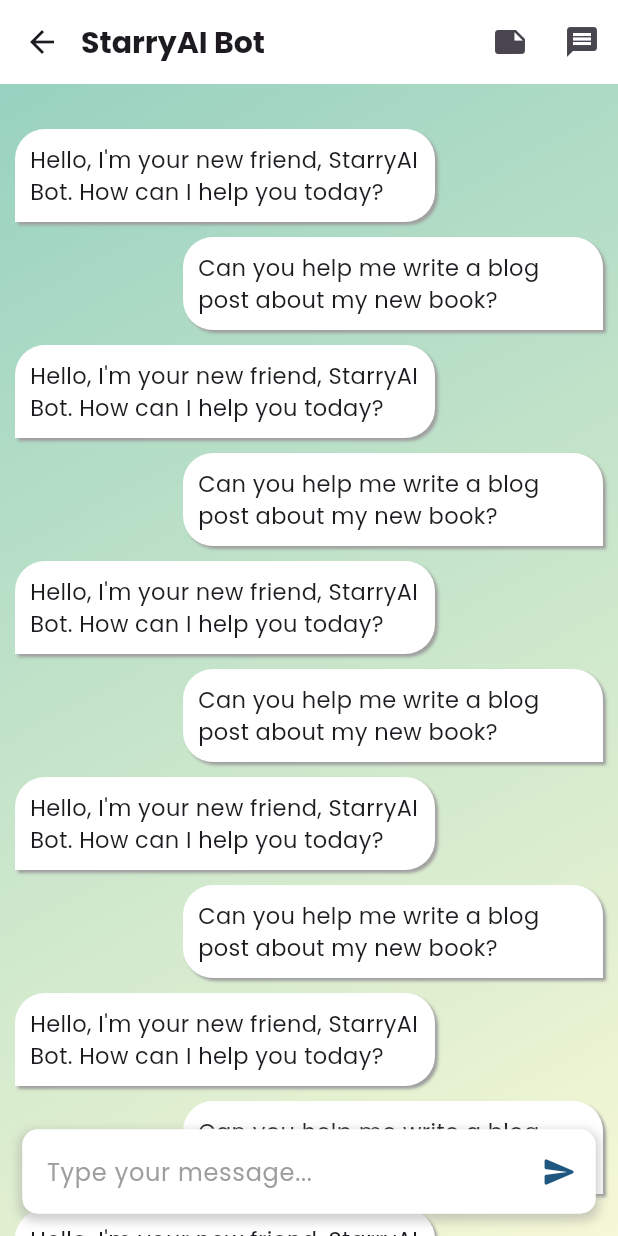
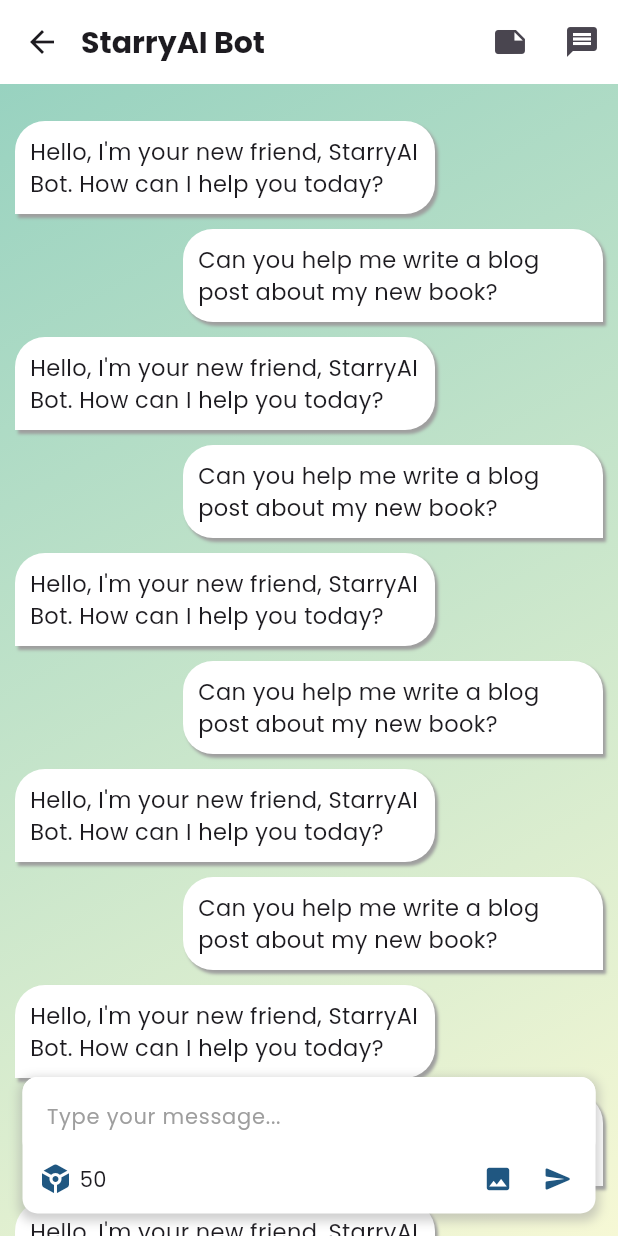
Before and after one commit to TrinhLongVu/OmniChat, a Flutter app: the ConversationScreen screen opened by its route, on a phone screen of 412 x 824 dp. Run offline on Flutter 3.47's test engine with Material 3 defaults, Android fonts, the phone set to English and light mode, and no system bars; our stand-ins replace flutter_svg, go_router, google_fonts.

Commit message:
ui: update chat box

```diff
--- a/lib/screens/main/bots/conversation/scr.dart
+++ b/lib/screens/main/bots/conversation/scr.dart
@@ -6,12 +6,59 @@ import 'package:omni_chat/screens/main/bots/conversation/thread_drawer.dart';
 
 final GlobalKey<ScaffoldState> _scaffoldKey = GlobalKey<ScaffoldState>();
 
-class ConversationScreen extends StatelessWidget {
+class ConversationScreen extends StatefulWidget {
+  const ConversationScreen({super.key});
+
+  @override
+  State<ConversationScreen> createState() => _ConversationScreenState();
+}
+
+class _ConversationScreenState extends State<ConversationScreen> {
   final TextEditingController msgCtrlr = TextEditingController();
-  ConversationScreen({super.key});
+  final FocusNode focusNod = FocusNode();
+  final ScrollController scrollCtrlr = ScrollController();
+
+  int tokenNum = 50;
+
+  @override
+  void initState() {
+    super.initState();
+    focusNod.addListener(scrollToBottom);
+  }
+
+  @override
+  void dispose() {
+    focusNod.removeListener(scrollToBottom);
+    msgCtrlr.dispose();
+    focusNod.dispose();
+    scrollCtrlr.dispose();
+    super.dispose();
+  }
+
+  void scrollToBottom() {
+    if (focusNod.hasFocus) {
+      Future.delayed(Duration(milliseconds: 300), () {
+        scrollCtrlr.animateTo(
+          scrollCtrlr.position.maxScrollExtent,
+          duration: Duration(milliseconds: 300),
+          curve: Curves.easeOut,
+        );
+      });
+    }
+  }
+
+  void sendMessage() {
+    if (msgCtrlr.text.isNotEmpty && tokenNum > 0) {
+      setState(() {
+        tokenNum--;
+        msgCtrlr.clear();
+      });
+    }
+  }
 
   @override
   Widget build(BuildContext context) {
+    final viewport = MediaQuery.of(context).size;
     return Scaffold(
       key: _scaffoldKey,
       appBar: AppBar(
@@ -61,10 +108,13 @@ class ConversationScreen extends StatelessWidget {
         ),
         child: Stack(
           children: [
-            SingleChildScrollView(
+            GestureDetector(
+              onTap: () => FocusManager.instance.primaryFocus?.unfocus(),
+              child: SingleChildScrollView(
+                controller: scrollCtrlr,
                 child: Column(
                   children: [
-                  SizedBox(height: 30),
+                    SizedBox(height: viewport.height * .03),
                     Column(
                       spacing: 10,
                       children: List.generate(
@@ -86,8 +136,9 @@ class ConversationScreen extends StatelessWidget {
                         ),
                       ),
                     ),
-                  SizedBox(height: 100),
+                    SizedBox(height: viewport.height * .25),
                   ],
+                ),
               ),
             ),
             Positioned(
@@ -107,26 +158,82 @@ class ConversationScreen extends StatelessWidget {
                     ),
                   ],
                 ),
-                child: TextField(
+                child: Column(
+                  children: [
+                    TextField(
                       controller: msgCtrlr,
+                      focusNode: focusNod,
+                      textInputAction: TextInputAction.newline,
+                      style: TextStyle(fontSize: 14),
+                      minLines: 1,
+                      maxLines: 3,
                       decoration: InputDecoration(
                         filled: true,
                         fillColor: Colors.white,
                         hintText: "Type your message...",
                         hintStyle: TextStyle(color: Colors.grey),
-                    suffixIcon: IconButton(
-                      icon: Icon(Icons.send_rounded, color: omniDarkBlue),
-                      onPressed: () {
-                        if (msgCtrlr.text.isNotEmpty) {
-                          msgCtrlr.clear();
-                        }
-                      },
-                    ),
                         border: OutlineInputBorder(
                           borderSide: BorderSide.none,
                           borderRadius: BorderRadius.circular(10),
                         ),
                       ),
+                    ),
+                    Padding(
+                      padding: const EdgeInsets.fromLTRB(10, 0, 10, 8),
+                      child: Row(
+                        mainAxisAlignment: MainAxisAlignment.spaceBetween,
+                        children: [
+                          Container(
+                            decoration: BoxDecoration(
+                              borderRadius: BorderRadius.circular(10),
+                            ),
+                            child: Row(
+                              spacing: 4,
+                              children: [
+                                Icon(Icons.token_rounded, color: omniDarkBlue),
+                                Text("$tokenNum"),
+                              ],
+                            ),
+                          ),
+                          Row(
+                            spacing: 10,
+                            children: [
+                              IconButton(
+                                onPressed: () {},
+                                iconSize: 20,
+                                padding: EdgeInsets.all(5),
+                                constraints: const BoxConstraints(),
+                                style: const ButtonStyle(
+                                  tapTargetSize:
+                                      MaterialTapTargetSize.shrinkWrap,
+                                ),
+                                icon: const Icon(
+                                  Icons.photo,
+                                  color: omniDarkBlue,
+                                ),
+                              ),
+                              IconButton(
+                                onPressed: () {
+                                  sendMessage();
+                                },
+                                iconSize: 20,
+                                padding: EdgeInsets.all(5),
+                                constraints: const BoxConstraints(),
+                                style: const ButtonStyle(
+                                  tapTargetSize:
+                                      MaterialTapTargetSize.shrinkWrap,
+                                ),
+                                icon: const Icon(
+                                  Icons.send_rounded,
+                                  color: omniDarkBlue,
+                                ),
+                              ),
+                            ],
+                          ),
+                        ],
+                      ),
+                    ),
+                  ],
                 ),
               ),
             ),
```
Lines whose indentation alone changed are shown as unchanged.
